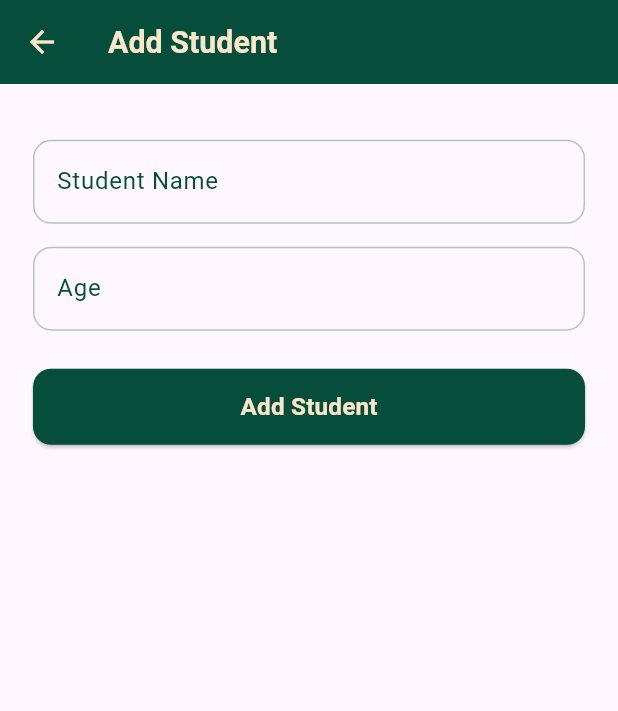
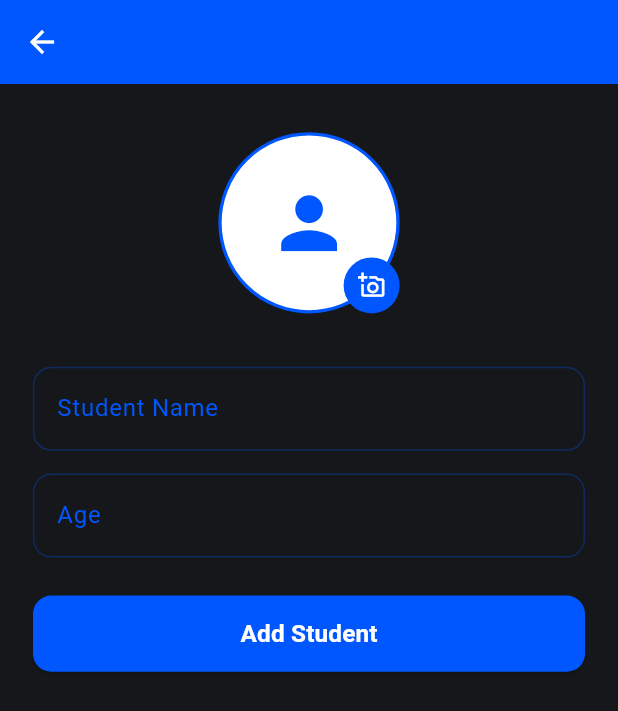
Before and after one commit to AhmedMaresh/my_student_app, a Flutter app: the screen it shows after launch, after a tap on the "add" icon, on a phone screen of 412 x 824 dp. Shown: the top 711 px of the screen. Run offline on Flutter 3.47's test engine with Material 3 defaults, Android fonts, the phone set to English and light mode, and no system bars; our stand-ins replace bloc, dio, flutter_bloc, flutter_screenutil, flutter_slidable, freezed_annotation and 2 more; generated files the repository leaves out were written again; network calls fail.

Commit message:
add app theme class. change app colors. add light/dark mode. change colors in the whole app.

```diff
--- /dev/null
+++ b/lib/core/themes/app_theme.dart
@@ -0,0 +1,34 @@
+import 'package:flutter/material.dart';
+import 'package:my_student_app/core/themes/colors_manager.dart';
+
+class AppTheme {
+  static ThemeData lightTheme = ThemeData(
+    brightness: Brightness.light,
+    scaffoldBackgroundColor: ColorsManager.lightBackground,
+    colorScheme: ColorScheme.fromSeed(
+      seedColor: ColorsManager.primaryBlue,
+      brightness: Brightness.light,
+    ),
+    appBarTheme: const AppBarTheme(
+      backgroundColor: ColorsManager.primaryBlue,
+      foregroundColor: ColorsManager.white,
+      elevation: 0,
+    ),
+    cardColor: ColorsManager.lightCard,
+  );
+
+  static ThemeData darkTheme = ThemeData(
+    brightness: Brightness.dark,
+    scaffoldBackgroundColor: ColorsManager.darkBackground,
+    colorScheme: ColorScheme.fromSeed(
+      seedColor: ColorsManager.primaryBlue,
+      brightness: Brightness.dark,
+    ),
+    appBarTheme: const AppBarTheme(
+      backgroundColor: ColorsManager.darkBackground,
+      foregroundColor: ColorsManager.darkText,
+      elevation: 0,
+    ),
+    cardColor: ColorsManager.darkCard,
+  );
+}
--- a/lib/core/themes/colors_manager.dart
+++ b/lib/core/themes/colors_manager.dart
@@ -1,7 +1,18 @@
 import 'package:flutter/material.dart';
 
 class ColorsManager {
-  static const Color darkGreen = Color(0xFF064E3B);
-  static const Color beige = Color(0xFFF8E7C9);
-  static const Color black = Color(0xFF000000);
+  static const Color primaryBlue = Color(0xFF0057FF);
+  static const Color accentWhite = Color(0xFFF8F7F4);
+
+  static const Color lightBackground = Color(0xFFF8F7F4);
+  static const Color darkBackground = Color(0xFF15171A);
+
+  static const Color lightCard = Colors.white;
+  static const Color darkCard = Color(0xFF2A3038);
+
+  static const Color lightText = Color(0xFF15171A);
+  static const Color darkText = Color(0xFFF8F7F4);
+
+  static const Color white = Colors.white;
+  static const Color black = Colors.black;
 }
--- a/lib/core/themes/styles.dart
+++ b/lib/core/themes/styles.dart
@@ -3,14 +3,15 @@ import 'package:flutter_screenutil/flutter_screenutil.dart';
 import 'package:my_student_app/core/themes/colors_manager.dart';
 
 class Styles {
-  static TextStyle font28DarkGreenBold = TextStyle(
+  static TextStyle font28PrimaryBlueBold = TextStyle(
     fontSize: 28.sp,
     fontWeight: FontWeight.bold,
-    color: ColorsManager.darkGreen,
+    color: ColorsManager.primaryBlue,
   );
 
-  static TextStyle font20Bold = TextStyle(
+  static TextStyle font20PrimaryBlueBold = TextStyle(
     fontSize: 20.sp,
+    color: ColorsManager.primaryBlue,
     fontWeight: FontWeight.bold,
   );
 
@@ -20,15 +21,15 @@ class Styles {
     color: ColorsManager.black,
   );
 
-  static TextStyle font16BeigeBold = TextStyle(
+  static TextStyle font16WhiteBold = TextStyle(
     fontSize: 16.sp,
     fontWeight: FontWeight.bold,
-    color: ColorsManager.beige,
+    color: ColorsManager.white,
   );
 
-  static TextStyle font16DarkGreenRegular = TextStyle(
+  static TextStyle font16PrimaryBlueRegular = TextStyle(
     fontSize: 16.sp,
-    color: ColorsManager.darkGreen,
+    color: ColorsManager.primaryBlue,
   );
 
   static TextStyle font14BlackRegular = TextStyle(
--- a/lib/features/add_student/ui/add_student_screen.dart
+++ b/lib/features/add_student/ui/add_student_screen.dart
@@ -28,10 +28,10 @@ class _AddStudentScreenState extends State<AddStudentScreen> {
   Widget build(BuildContext context) {
     return Scaffold(
       appBar: AppBar(
-        backgroundColor: ColorsManager.darkGreen,
-        foregroundColor: ColorsManager.beige,
+        backgroundColor: ColorsManager.primaryBlue,
+        foregroundColor: ColorsManager.white,
         elevation: 0,
-        title: Text('Add Student', style: Styles.font20Bold),
+        title: Text('Add Student', style: Styles.font20PrimaryBlueBold),
       ),
       body: Padding(
         padding: EdgeInsets.all(20.w),
--- a/lib/features/add_student/ui/widgets/add_student_bloc_consumer.dart
+++ b/lib/features/add_student/ui/widgets/add_student_bloc_consumer.dart
@@ -8,6 +8,7 @@ import 'package:my_student_app/features/add_student/data/models/add_student_requ
 import 'package:my_student_app/features/add_student/logic/cubit/add_student_cubit.dart';
 import 'package:my_student_app/features/add_student/ui/widgets/add_student_button.dart';
 import 'package:my_student_app/features/add_student/ui/widgets/add_student_text_field.dart';
+import 'package:my_student_app/features/add_student/ui/widgets/student_image_picker.dart';
 
 class AddStudentBlocConsumer extends StatelessWidget {
   final TextEditingController nameController;
@@ -48,7 +49,9 @@ class AddStudentBlocConsumer extends StatelessWidget {
           key: formKey,
           child: Column(
             children: [
-              verticalSpace(15),
+              verticalSpace(10),
+              const StudentImagePicker(),
+              verticalSpace(35),
               AddStudentTextField(
                 controller: nameController,
                 labelText: 'Student Name',
--- a/lib/features/add_student/ui/widgets/add_student_button.dart
+++ b/lib/features/add_student/ui/widgets/add_student_button.dart
@@ -20,8 +20,8 @@ class AddStudentButton extends StatelessWidget {
       child: ElevatedButton(
         onPressed: isLoading ? null : onPressed,
         style: ElevatedButton.styleFrom(
-          backgroundColor: ColorsManager.darkGreen,
-          foregroundColor: ColorsManager.beige,
+          backgroundColor: ColorsManager.primaryBlue,
+          foregroundColor: ColorsManager.white,
           shape: RoundedRectangleBorder(
             borderRadius: BorderRadius.circular(12.r),
           ),
@@ -30,10 +30,10 @@ class AddStudentButton extends StatelessWidget {
             ? Center(
                 child: CircularProgressIndicator(
                   strokeWidth: 2.5,
-                  color: ColorsManager.beige,
+                  color: ColorsManager.white,
                 ),
               )
-            : Text('Add Student', style: Styles.font16BeigeBold),
+            : Text('Add Student', style: Styles.font16WhiteBold),
       ),
     );
   }
--- a/lib/features/add_student/ui/widgets/add_student_text_field.dart
+++ b/lib/features/add_student/ui/widgets/add_student_text_field.dart
@@ -22,28 +22,37 @@ class AddStudentTextField extends StatelessWidget {
   Widget build(BuildContext context) {
     return TextSelectionTheme(
       data: TextSelectionThemeData(
-        cursorColor: ColorsManager.darkGreen,
-        selectionHandleColor: ColorsManager.darkGreen,
+        cursorColor: ColorsManager.primaryBlue,
+        selectionHandleColor: ColorsManager.primaryBlue,
       ),
       child: TextFormField(
         validator: validator,
         controller: controller,
         keyboardType: keyboardType,
+        style: TextStyle(color: Theme.of(context).textTheme.bodyLarge?.color),
         decoration: InputDecoration(
           labelText: labelText,
           hintText: hintText,
-          labelStyle: TextStyle(color: ColorsManager.darkGreen),
+          labelStyle: TextStyle(color: ColorsManager.primaryBlue),
+          hintStyle: TextStyle(
+            color: Theme.of(
+              context,
+            ).textTheme.bodyMedium?.color?.withValues(alpha: 0.5),
+          ),
           // ENABLED BORDER
           enabledBorder: OutlineInputBorder(
             borderRadius: BorderRadius.circular(12.r),
             borderSide: BorderSide(
-              color: ColorsManager.darkGreen.withValues(alpha: .3),
+              color: ColorsManager.primaryBlue.withValues(alpha: .3),
             ),
           ),
           // FOCUSED BORDER
           focusedBorder: OutlineInputBorder(
             borderRadius: BorderRadius.circular(12.r),
-            borderSide: BorderSide(color: ColorsManager.darkGreen, width: 2.w),
+            borderSide: BorderSide(
+              color: ColorsManager.primaryBlue,
+              width: 2.w,
+            ),
           ),
         ),
       ),
--- /dev/null
+++ b/lib/features/add_student/ui/widgets/student_image_picker.dart
@@ -0,0 +1,43 @@
+import 'package:flutter/material.dart';
+import 'package:flutter_screenutil/flutter_screenutil.dart';
+import 'package:my_student_app/core/themes/colors_manager.dart';
+
+class StudentImagePicker extends StatelessWidget {
+  const StudentImagePicker({super.key});
+
+  @override
+  Widget build(BuildContext context) {
+    return Stack(
+      alignment: Alignment.bottomRight,
+      children: [
+        Container(
+          width: 110.w,
+          height: 110.w,
+          decoration: BoxDecoration(
+            shape: BoxShape.circle,
+            color: ColorsManager.lightCard,
+            border: Border.all(color: ColorsManager.primaryBlue, width: 2.w),
+          ),
+          child: Icon(
+            Icons.person,
+            size: 55.sp,
+            color: ColorsManager.primaryBlue,
+          ),
+        ),
+        Container(
+          width: 34.w,
+          height: 34.w,
+          decoration: const BoxDecoration(
+            shape: BoxShape.circle,
+            color: ColorsManager.primaryBlue,
+          ),
+          child: Icon(
+            Icons.add_a_photo_outlined,
+            size: 18.sp,
+            color: ColorsManager.white,
+          ),
+        ),
+      ],
+    );
+  }
+}
--- a/lib/features/manage_student/ui/student_screen.dart
+++ b/lib/features/manage_student/ui/student_screen.dart
@@ -17,7 +17,6 @@ class StudentsScreen extends StatelessWidget {
     return Scaffold(
       floatingActionButtonLocation: FloatingActionButtonLocation.centerFloat,
       floatingActionButton: FloatingActionButton(
-        backgroundColor: ColorsManager.darkGreen,
         shape: const CircleBorder(),
         onPressed: () async {
           await context.pushNamed(Routes.addStudentScreen);
@@ -25,7 +24,7 @@ class StudentsScreen extends StatelessWidget {
             context.read<StudentsCubit>().getStudents();
           }
         },
-        child: Icon(Icons.add, color: ColorsManager.beige),
+        child: Icon(Icons.add, color: ColorsManager.white),
       ),
       body: SafeArea(
         child: Column(
--- a/lib/features/manage_student/ui/widgets/student_screen/greeting_header.dart
+++ b/lib/features/manage_student/ui/widgets/student_screen/greeting_header.dart
@@ -8,14 +8,24 @@ class GreetingHeader extends StatelessWidget {
 
   @override
   Widget build(BuildContext context) {
+    final textColor = Theme.of(context).textTheme.bodyLarge?.color;
+
     return Padding(
       padding: EdgeInsets.symmetric(vertical: 20.h, horizontal: 20.w),
       child: Column(
         crossAxisAlignment: CrossAxisAlignment.start,
         children: [
-          Text('Good Evening 👋', style: Styles.font28DarkGreenBold),
+          Text(
+            'Good Evening 👋',
+            style: Styles.font28PrimaryBlueBold.copyWith(color: textColor),
+          ),
           verticalSpace(6),
-          Text('Manage your students', style: Styles.font16DarkGreenRegular),
+          Text(
+            'Manage your students',
+            style: Styles.font16PrimaryBlueRegular.copyWith(
+              color: textColor?.withValues(alpha: 0.6),
+            ),
+          ),
         ],
       ),
     );
--- a/lib/features/manage_student/ui/widgets/student_screen/student_search_bar.dart
+++ b/lib/features/manage_student/ui/widgets/student_screen/student_search_bar.dart
@@ -7,31 +7,40 @@ class StudentSearchBar extends StatelessWidget {
 
   @override
   Widget build(BuildContext context) {
+    final theme = Theme.of(context);
+    final textColor = theme.textTheme.bodyLarge?.color;
+
     return Container(
       height: 50.h,
       margin: EdgeInsets.symmetric(horizontal: 20.w),
       decoration: BoxDecoration(
-        color: ColorsManager.beige,
+        color: theme.cardColor,
         borderRadius: BorderRadius.circular(16.r),
       ),
       child: TextField(
-        cursorColor: ColorsManager.darkGreen,
+        cursorColor: ColorsManager.primaryBlue,
+        style: TextStyle(color: textColor),
         decoration: InputDecoration(
-          //Focused border for the search bar
           focusedBorder: OutlineInputBorder(
             borderRadius: BorderRadius.circular(16.r),
-            borderSide: BorderSide(color: ColorsManager.darkGreen, width: 1.w),
+            borderSide: BorderSide(
+              color: ColorsManager.primaryBlue,
+              width: 1.w,
+            ),
           ),
-          //Enabled border for the search bar
           enabledBorder: OutlineInputBorder(
             borderRadius: BorderRadius.circular(16.r),
             borderSide: BorderSide(
-              color: ColorsManager.darkGreen.withValues(alpha: 0.3),
+              color: ColorsManager.primaryBlue.withValues(alpha: 0.3),
               width: 1.w,
             ),
           ),
           hintText: 'Search students...',
-          prefixIcon: Icon(Icons.search, color: ColorsManager.darkGreen),
+          hintStyle: TextStyle(color: textColor?.withValues(alpha: 0.5)),
+          prefixIcon: const Icon(
+            Icons.search,
+            color: ColorsManager.primaryBlue,
+          ),
           border: InputBorder.none,
           contentPadding: EdgeInsets.symmetric(vertical: 15.h),
         ),
--- a/lib/features/manage_student/ui/widgets/student_screen/students_bloc.dart
+++ b/lib/features/manage_student/ui/widgets/student_screen/students_bloc.dart
@@ -58,12 +58,20 @@ class StudentsBloc extends StatelessWidget {
   Widget setupLoading() {
     return const Expanded(
       child: Center(
-        child: CircularProgressIndicator(color: ColorsManager.darkGreen),
+        child: CircularProgressIndicator(color: ColorsManager.primaryBlue),
       ),
     );
   }
 
   Widget setupSuccess(List<StudentModel> students) {
+    if (students.isEmpty) {
+      return const Expanded(
+        child: Center(
+          child: Text('No students yet', style: TextStyle(fontSize: 18)),
+        ),
+      );
+    }
+
     return Expanded(
       child: Column(
         children: [
--- a/lib/features/update_student/ui/update_student_dialog.dart
+++ b/lib/features/update_student/ui/update_student_dialog.dart
@@ -113,7 +113,7 @@ class _UpdateStudentDialogState extends State<UpdateStudentDialog> {
           actions: [
             UpdateStudentTextButton(
               buttonText: 'Cancel',
-              color: ColorsManager.black,
+              color: Theme.of(context).colorScheme.onSurface,
               onPressed: isLoading
                   ? null
                   : () {
@@ -123,7 +123,7 @@ class _UpdateStudentDialogState extends State<UpdateStudentDialog> {
             UpdateStudentTextButton(
               isLoading: isLoading,
               buttonText: 'Update',
-              color: ColorsManager.darkGreen,
+              color: ColorsManager.primaryBlue,
               onPressed: isLoading
                   ? null
                   : () {
--- a/lib/main.dart
+++ b/lib/main.dart
@@ -2,6 +2,7 @@ import 'package:flutter/material.dart';
 import 'package:flutter_screenutil/flutter_screenutil.dart';
 import 'package:my_student_app/core/routing/app_router.dart';
 import 'package:my_student_app/core/routing/routes.dart';
+import 'package:my_student_app/core/themes/app_theme.dart';
 
 void main() {
   runApp(const StudentApp());
@@ -20,6 +21,9 @@ class StudentApp extends StatelessWidget {
         debugShowCheckedModeBanner: false,
         initialRoute: Routes.studentsScreen,
         onGenerateRoute: AppRouter().generateRoute,
+        theme: AppTheme.lightTheme,
+        darkTheme: AppTheme.darkTheme,
+        themeMode: ThemeMode.dark,
       ),
     );
   }
```
Also changed, not shown: lib/features/manage_student/ui/student_details_screen.dart (+8 -3 lines), lib/features/manage_student/ui/widgets/student_details_screen/student_details_card.dart (+19 -7 lines), lib/features/manage_student/ui/widgets/student_details_screen/student_info.dart (+15 -4 lines), lib/features/manage_student/ui/widgets/student_screen/student_card.dart (+20 -12 lines), lib/features/manage_student/ui/widgets/student_screen/student_section_header.dart (+4 -6 lines), lib/features/update_student/ui/widgets/update_student_text_field.dart (+9 -5 lines).
